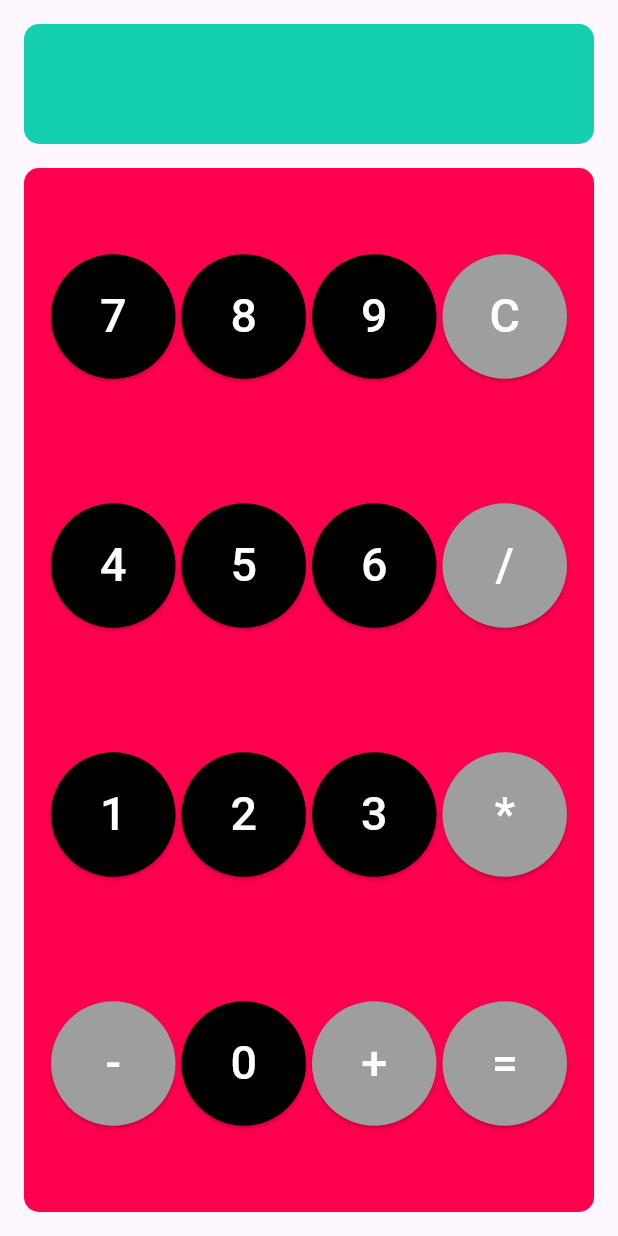
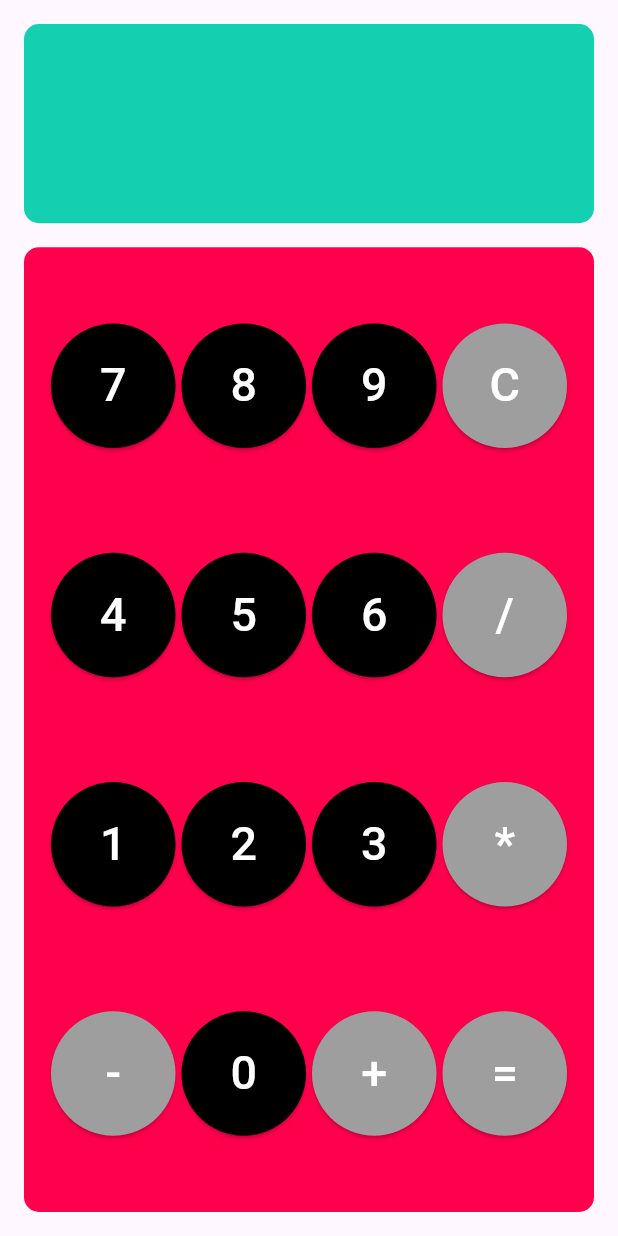
Before and after one commit to shayaandanishansari/CalculatorFlutterAppDemoShayaan, a Flutter app: the screen it shows after launch, on a phone screen of 412 x 824 dp. Run offline on Flutter 3.47's test engine with Material 3 defaults, Android fonts, the light colour scheme and no system bars; our stand-ins replace math_expressions.

Commit message:
Added Flex so that the top and bottom box are related in size

```diff
--- a/lib/main.dart
+++ b/lib/main.dart
@@ -11,6 +11,7 @@ class MyApp extends StatelessWidget{
   @override
   Widget build(BuildContext context) {
     return MaterialApp(
+      debugShowCheckedModeBanner: false,
       home: CalculatorWidget(),
     );
   }
@@ -77,12 +78,13 @@ class CalculatorWidgetState extends State<CalculatorWidget>{
     return Scaffold(
       body: Column(
         children: [
-          // Top Display
-          Container(
-            height: 80,
+          // Top Box
+          Expanded(
+            flex: 1,
+            child: Container(
               width: double.infinity,
               margin: EdgeInsets.all(16),
-            padding: EdgeInsets.all(16),
+              padding: EdgeInsets.all(2),
               alignment: Alignment.centerRight,
               decoration: BoxDecoration(
                   color: Color.fromARGB( 255, 20, 207, 176),
@@ -90,17 +92,20 @@ class CalculatorWidgetState extends State<CalculatorWidget>{
               ),
               child: SingleChildScrollView(
                 scrollDirection: Axis.horizontal,
-              reverse: true,
+                reverse: true, //Newest text appears on the right, the only thing I didn't understand
                 child: Text(
                     displayText,
                     style: TextStyle(
-                  fontSize: 24,
-
+                      fontSize: 80,
                     ),
                   ),
               ),
             ),
+          ),
+
+          //Bottom Box
           Expanded(
+              flex: 4,
               child: Container(
                 margin: EdgeInsets.only(bottom: 16, left: 16, right: 16),
                 padding: EdgeInsets.all(16),
```
Lines whose indentation alone changed are shown as unchanged.
